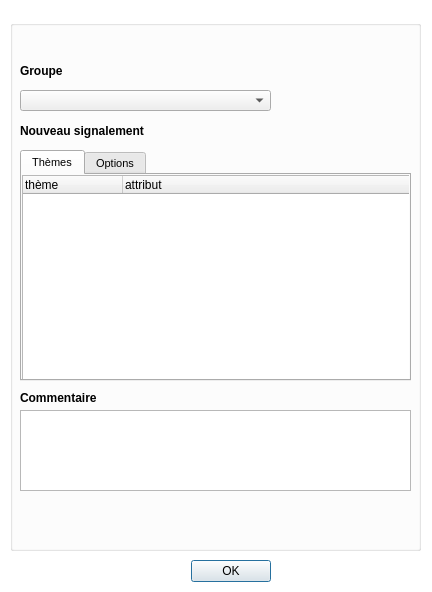
Old version of the form FormCreerRemarque_base.ui in the repository IGNF/espace-collaboratif-qgis-plugin.
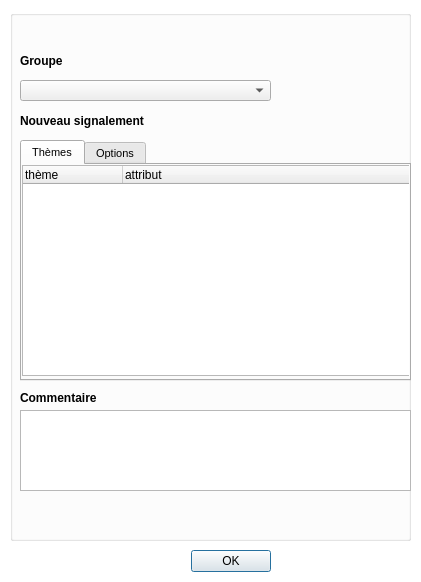
New version of the form. Icons and pictures are not drawn.

Commit message: Correction anomalies #17598 et #17596 suite recette 4.2

Patch:
```diff
--- a/FormCreerRemarque_base.ui
+++ b/FormCreerRemarque_base.ui
@@ -6,8 +6,8 @@
    <rect>
     <x>0</x>
     <y>0</y>
-    <width>432</width>
-    <height>592</height>
+    <width>421</width>
+    <height>582</height>
    </rect>
   </property>
   <property name="font">
@@ -32,8 +32,8 @@
    <property name="geometry">
     <rect>
      <x>10</x>
-     <y>20</y>
-     <width>411</width>
+     <y>10</y>
+     <width>401</width>
      <height>531</height>
     </rect>
    </property>
@@ -53,7 +53,7 @@
       <x>10</x>
       <y>130</y>
       <width>391</width>
-      <height>231</height>
+      <height>241</height>
      </rect>
     </property>
     <property name="font">
@@ -74,7 +74,7 @@
         <x>0</x>
         <y>0</y>
         <width>391</width>
-        <height>231</height>
+        <height>211</height>
        </rect>
       </property>
       <property name="sizePolicy">
@@ -182,7 +182,7 @@
     <property name="geometry">
      <rect>
       <x>10</x>
-      <y>390</y>
+      <y>400</y>
       <width>391</width>
       <height>81</height>
      </rect>
@@ -200,7 +200,7 @@
     <property name="geometry">
      <rect>
       <x>10</x>
-      <y>370</y>
+      <y>380</y>
       <width>111</width>
       <height>16</height>
      </rect>
@@ -240,7 +240,7 @@
     <property name="geometry">
      <rect>
       <x>10</x>
-      <y>480</y>
+      <y>490</y>
       <width>391</width>
       <height>31</height>
      </rect>
@@ -284,7 +284,7 @@
    <property name="geometry">
     <rect>
      <x>170</x>
-     <y>560</y>
+     <y>550</y>
      <width>101</width>
      <height>23</height>
     </rect>
```
The commit also changes 2 other files.
